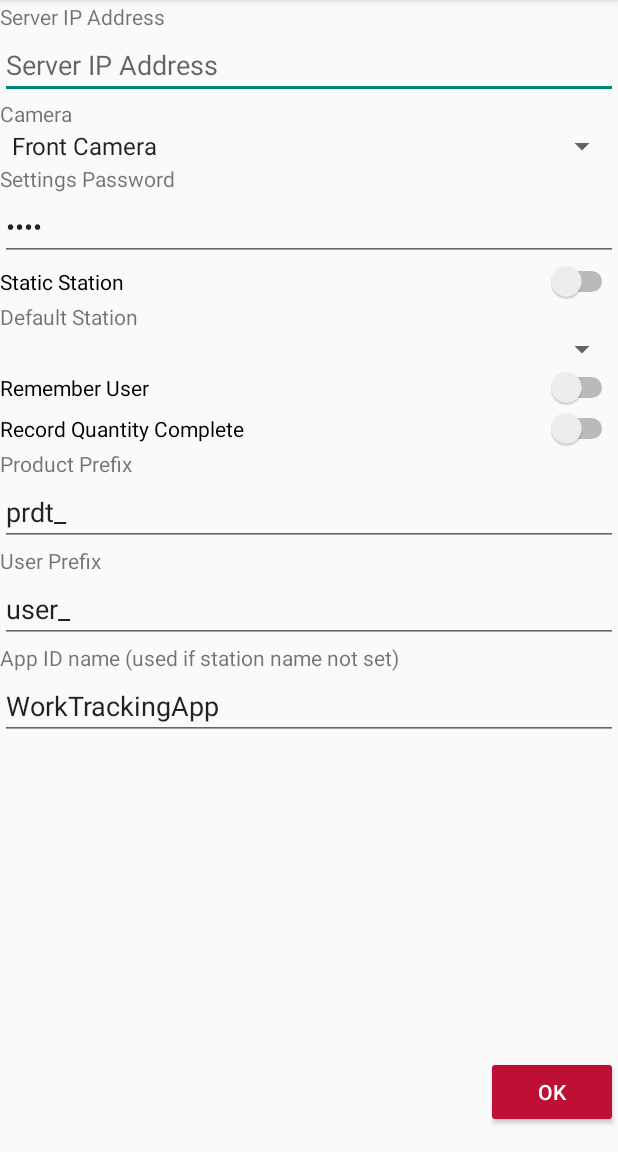
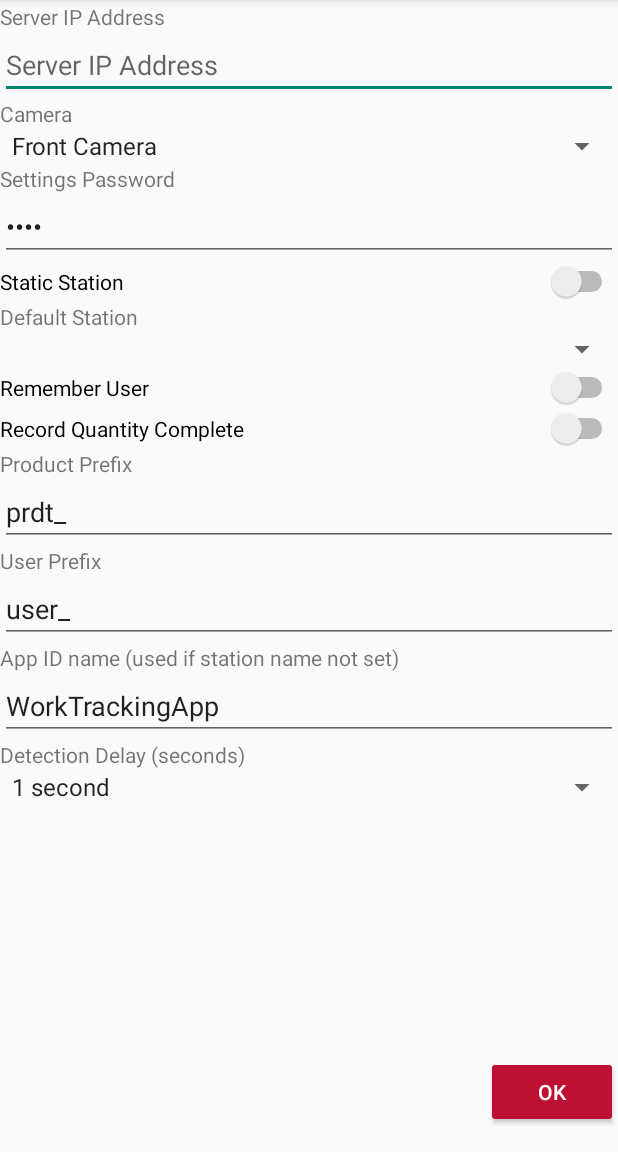
Before and after one commit to DigitME2/Work_Tracking_System_App, an Android app: the settings_page screen opened directly, with no data from a screen before it, on a phone screen of 412 x 824 dp, the part 84-1236 px from its top. Run offline under Robolectric (Android 15) with nearby library versions, the phone set to English and light mode, and no system bars.

Commit message:
Add an optional delay on detecting QR codes. This is to prevent accidental triggers when a code is seen by mistake

```diff
--- a/app/src/main/java/com/admt/barcodereader/settings_page.java
+++ b/app/src/main/java/com/admt/barcodereader/settings_page.java
@@ -45,6 +45,7 @@ public class settings_page extends AppCompatActivity
         EditText tbUserIdPrefix = (EditText)findViewById(R.id.tbUserIdPrefix);
         EditText tbProductIdPrefix = (EditText)findViewById(R.id.tbProductIdPrefix);
         EditText tbAppIdentifierName = (EditText)findViewById(R.id.tbAppIdentifierName);
+        Spinner spDetectionDelay = (Spinner)findViewById(R.id.spDetectionDelay);
 
 
         SharedPreferences prefs = getSharedPreferences(
@@ -72,12 +73,25 @@ public class settings_page extends AppCompatActivity
                 getString(R.string.preferences_app_id_name), getString(R.string.default_app_id_name));
         Set<String> stationSet = prefs.getStringSet(
                 getString(R.string.preferences_stationIds), new HashSet<String>());
+        long detectionDelay = prefs.getLong("detectionDelay", 1000);
         tbServerURL.setText(serverAddress);
         tbSettingsPassword.setText(settingsPassword);
         if(useFrontCamera)
             spCameraSelect.setSelection(0);
         else
             spCameraSelect.setSelection(1);
+
+        // note times are in milliseconds
+        if(detectionDelay == 0)
+            spDetectionDelay.setSelection(0);
+        else if(detectionDelay == 500)
+            spDetectionDelay.setSelection(1);
+        else if(detectionDelay == 1000)
+            spDetectionDelay.setSelection(2);
+        else if(detectionDelay == 2000)
+            spDetectionDelay.setSelection(3);
+        else if(detectionDelay == 3000)
+            spDetectionDelay.setSelection(4);
 
         ArrayList<String> stationList = new ArrayList<>(stationSet);
         stationList.add(0, "");
@@ -116,6 +130,7 @@ public class settings_page extends AppCompatActivity
         EditText tbUserIdPrefix = (EditText)findViewById(R.id.tbUserIdPrefix);
         EditText tbProductIdPrefix = (EditText)findViewById(R.id.tbProductIdPrefix);
         EditText tbAppIdName = (EditText)findViewById(R.id.tbAppIdentifierName);
+        Spinner spDetectionDelay = (Spinner)findViewById(R.id.spDetectionDelay);
 
         int camOptionSelection = spCameraSelect.getSelectedItemPosition();
         boolean useFrontCamera = true;
@@ -158,6 +173,18 @@ public class settings_page extends AppCompatActivity
             editor.putString("userPrefix", userPrefix);
             editor.putString("productPrefix", productPrefix);
             editor.putString(getString(R.string.preferences_app_id_name), appIdName);
+
+            if(spDetectionDelay.getSelectedItemPosition() == 0)
+                editor.putLong("detectionDelay", 0);
+            else if(spDetectionDelay.getSelectedItemPosition() == 1)
+                editor.putLong("detectionDelay", 500);
+            else if(spDetectionDelay.getSelectedItemPosition() == 2)
+                editor.putLong("detectionDelay", 1000);
+            else if(spDetectionDelay.getSelectedItemPosition() == 3)
+                editor.putLong("detectionDelay", 2000);
+            else if(spDetectionDelay.getSelectedItemPosition() == 4)
+                editor.putLong("detectionDelay", 3000);
+
             editor.commit();
 
             Intent intent = new Intent(this, MainActivity.class);
--- a/app/src/main/res/layout/activity_settings_page.xml
+++ b/app/src/main/res/layout/activity_settings_page.xml
@@ -166,6 +166,17 @@
                 android:importantForAutofill="no"
                 android:inputType="textShortMessage" />
 
+            <TextView
+                android:id="@+id/tvDetectionDelay"
+                android:layout_width="match_parent"
+                android:layout_height="wrap_content"
+                android:text="@string/detection_delay_label" />
+
+            <Spinner
+                android:id="@+id/spDetectionDelay"
+                android:layout_width="match_parent"
+                android:layout_height="wrap_content"
+                android:entries="@array/detection_delay_labels"/>
         </LinearLayout>
     </ScrollView>
 
--- a/app/src/main/res/values/strings.xml
+++ b/app/src/main/res/values/strings.xml
@@ -14,6 +14,7 @@
     <string name="default_user_prefix">user_</string>
     <string name="default_product_prefix">prdt_</string>
     <string name="default_stoppage_prefix">stpg_</string>
+    <string name="detection_delay_label">Detection Delay (seconds)</string>
 
 
     <!-- Example General settings -->
@@ -37,6 +38,14 @@
         <item>1</item>
         <item>0</item>
         <item>-1</item>
+    </string-array>
+
+    <string-array name="detection_delay_labels">
+        <item>No delay</item>
+        <item>0.5 seconds</item>
+        <item>1 second</item>
+        <item>2 seconds</item>
+        <item>3 seconds</item>
     </string-array>
 
     <!-- Example settings for Data & Sync -->
```
Also changed, not shown: app/src/main/java/com/admt/barcodereader/cameraFragment.java (+79 -9 lines).
